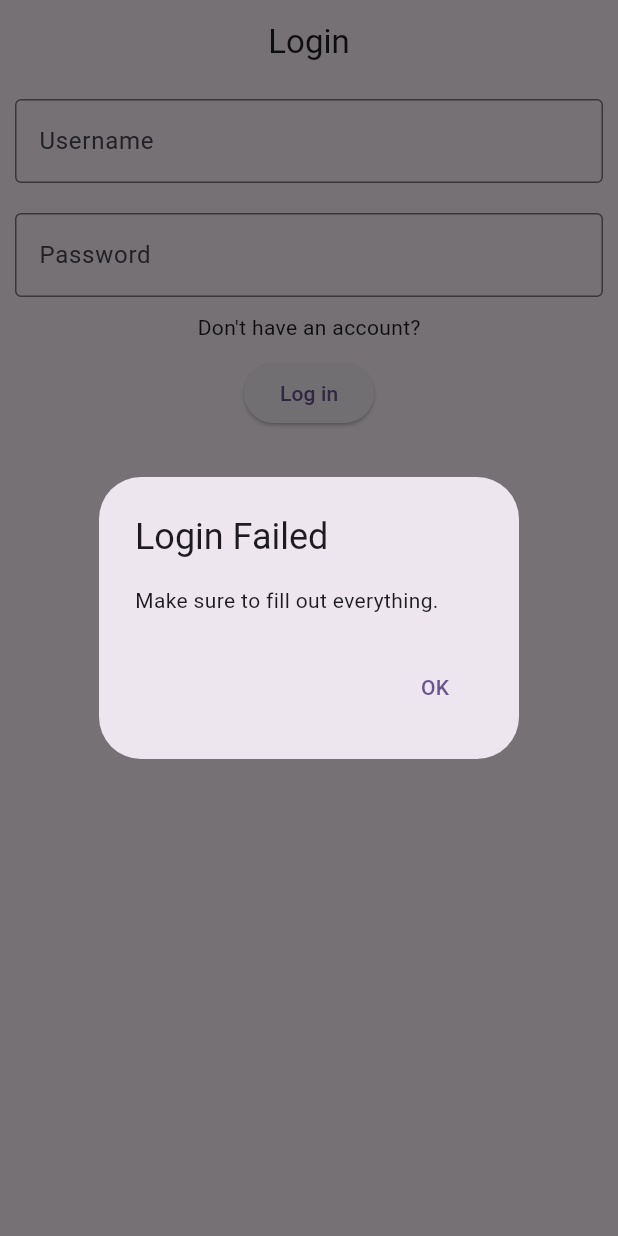
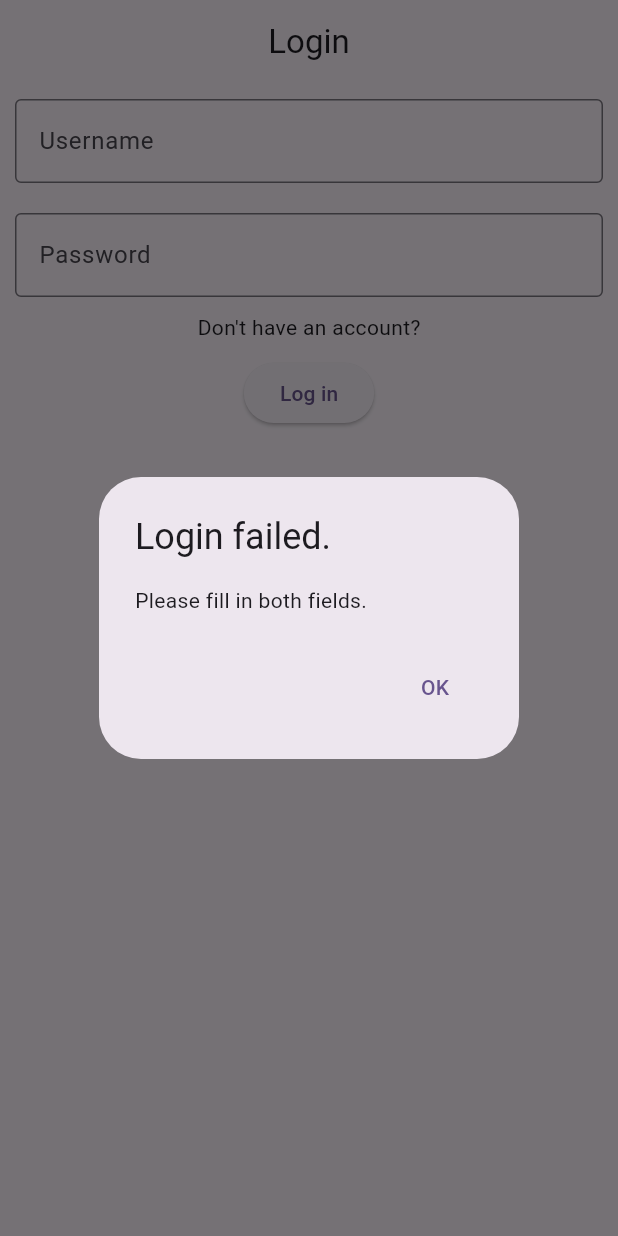
Before and after one commit to tristan-gajsek/Project-Mobile-App, a Flutter app: the screen it shows after launch, after a tap on "Log in", on a phone screen of 412 x 824 dp. Run offline on Flutter 3.47's test engine with Material 3 defaults, Android fonts, the phone set to English and light mode, and no system bars; our stand-ins replace flutter_map, geolocator, image_picker, latlong2, permission_handler; missing offline and left inert: catppuccin_flutter, dart:ffi, flutter_sound, mqtt_client.

Commit message:
Login page rewirte
Supported login authentication with userId instead of username

```diff
--- a/lib/screens/authentication/login.dart
+++ b/lib/screens/authentication/login.dart
@@ -1,6 +1,5 @@
 import 'dart:convert';
 import 'dart:io';
-
 import 'package:flutter/material.dart';
 import 'package:project_mobile_app/components/dialog.dart';
 import 'package:project_mobile_app/screens/app/profile.dart';
@@ -22,7 +21,67 @@ class LoginScreen extends StatefulWidget {
 class _LoginScreenState extends State<LoginScreen> {
   final usernameController = TextEditingController();
   final passwordController = TextEditingController();
-  File ? selectedImage;
+  File? selectedImage;
+  String? userId; // Variable to store the user's ID
+  var result;
+
+  Future<void> login() async {
+
+    var sharedState = Provider.of<SharedState>(
+      context,
+      listen: false,
+    );
+
+    final response = await http.post(
+      Uri.parse("http://${sharedState.backendIp}:3001/users/login"),
+      body: {
+        'username': usernameController.text,
+        'password': passwordController.text,
+      },
+    );
+
+    if (response.statusCode == 200) {
+      final data = json.decode(response.body);
+      if (data["_id"] != null) {
+        sharedState.email = data["email"];
+        sharedState.username = data["username"];
+        sharedState.id = data["_id"];
+        userId = data['_id']; // Set local var userId for use in uploadImage
+      }
+
+    } else {
+      showCustomDialog(context, "Login failed.", "Please try again.", "OK");
+    }
+  }
+
+  Future<void> uploadImage(File image) async {
+    if (userId == null) {
+      showCustomDialog(context, "Login failed.", "User ID not available.", "OK");
+      return;
+    }
+
+    var sharedState = Provider.of<SharedState>(
+      context,
+      listen: false,
+    );
+
+    var request = http.MultipartRequest('POST', Uri.parse('http://${sharedState.backendIp}:5000/face-recognition/authenticate'));
+    request.fields['user'] = userId!;
+    debugPrint("USER ID: $userId");
+    request.files.add(await http.MultipartFile.fromPath('image', image.path));
+
+    final response = await request.send();
+
+    if (response.statusCode == 200) {
+      var responseData = await response.stream.bytesToString();
+      result = jsonDecode(responseData);
+      debugPrint(result['result']);
+      return;
+    } else {
+      debugPrint("API RETURNED ERROR");
+      return;
+    }
+  }
 
   @override
   Widget build(BuildContext context) {
@@ -56,23 +115,13 @@ class _LoginScreenState extends State<LoginScreen> {
           CustomButton(
             text: "Log in",
             onPressed: () async {
-              if (usernameController.text.isEmpty ||
-                  passwordController.text.isEmpty) {
-                showCustomDialog(
-                  context,
-                  "Login Failed",
-                  "Make sure to fill out everything.",
-                  "OK",
-                );
+              if (usernameController.text.isEmpty || passwordController.text.isEmpty) {
+                showCustomDialog(context, "Login failed.", "Please fill in both fields.", "OK");
                 return;
               }
 
-              var sharedState = Provider.of<SharedState>(
-                context,
-                listen: false,
-              );
+              await login();
 
-              // Call the CameraScreen and wait for it to finish
               File ? selectedImage = await Navigator.push(
                 context,
                 MaterialPageRoute(
@@ -81,83 +130,26 @@ class _LoginScreenState extends State<LoginScreen> {
               );
 
               if (selectedImage != null) {
-                debugPrint("Image selected: ${selectedImage.path}");
-                debugPrint("Sent username: ${usernameController.text}");
-                int uploadResult = await uploadImage(selectedImage, usernameController.text);
-                if (uploadResult == 1) {
-                    //await sharedState.initializeMqtt(sharedState.backendIp, 'flutter_client');
-
-                    final response = await sharedState.httpClient.post(
-                      Uri.parse("http://${sharedState.backendIp}:3001/users/login"),
-                      headers: {"Content-Type": "application/json; charset=UTF-8"},
-                      body: jsonEncode({
-                        "username": usernameController.text,
-                        "password": passwordController.text,
-                      }),
-                    );
-
-                    if (response.statusCode == 200) {
-                    final data = jsonDecode(response.body);
-                    if (data["_id"] != null) {
-                      sharedState.email = data["email"];
-                      sharedState.username = data["username"];
-                      sharedState.id = data["_id"];
-                      Navigator.push(
-                        context,
-                        MaterialPageRoute(
-                          builder: (context) => const ProfileScreen(),
-                        ),
-                      );
-                      return;
-                    }
-                  }
-                } else {
-                  usernameController.clear();
-                  passwordController.clear();
-                  showCustomDialog(
+                await uploadImage(selectedImage);
+                //debugPrint("RESULT AT NAV PUSH: $result");
+                if (result['result'] == "1")
+                {
+                  Navigator.pushReplacement(
                     context,
-                    "Login Failed",
-                    "Username or password was incorrect.",
-                    "OK",
+                    MaterialPageRoute(
+                      builder: (context) => const ProfileScreen(),
+                    ),
                   );
                 }
-              }
+                else
+                {
+                  showCustomDialog(context, "Face authentication failed.", "Please try again.", "OK");
+                }
+                }
             },
           ),
         ],
       ),
     );
   }
-
-  Future<int> uploadImage(File imageFile, String username) async {
-    var sharedState = Provider.of<SharedState>(
-      context,
-      listen: false,
-    );
-
-    var request = http.MultipartRequest('POST', Uri.parse('http://${sharedState.backendIp}:5000/face-recognition/authenticate'));
-    request.fields['user'] = username;
-    request.files.add(await http.MultipartFile.fromPath('image', imageFile.path));
-
-    var response = await request.send();
-    if (response.statusCode == 200) {
-      var responseData = await response.stream.bytesToString();
-      var result = jsonDecode(responseData);
-      debugPrint(result['result']);
-      if (result['result'] == '1') {
-        return 1;
-      } else {
-        return 0;
-      }
-    } else if (response.statusCode == 400) {
-      var responseData = await response.stream.bytesToString();
-      var result = jsonDecode(responseData);
-      debugPrint(result['error']);
-      return 0;
-    } else {
-      debugPrint('Failed to upload image');
-      return 0;
-    }
-
-  }
 }
```
